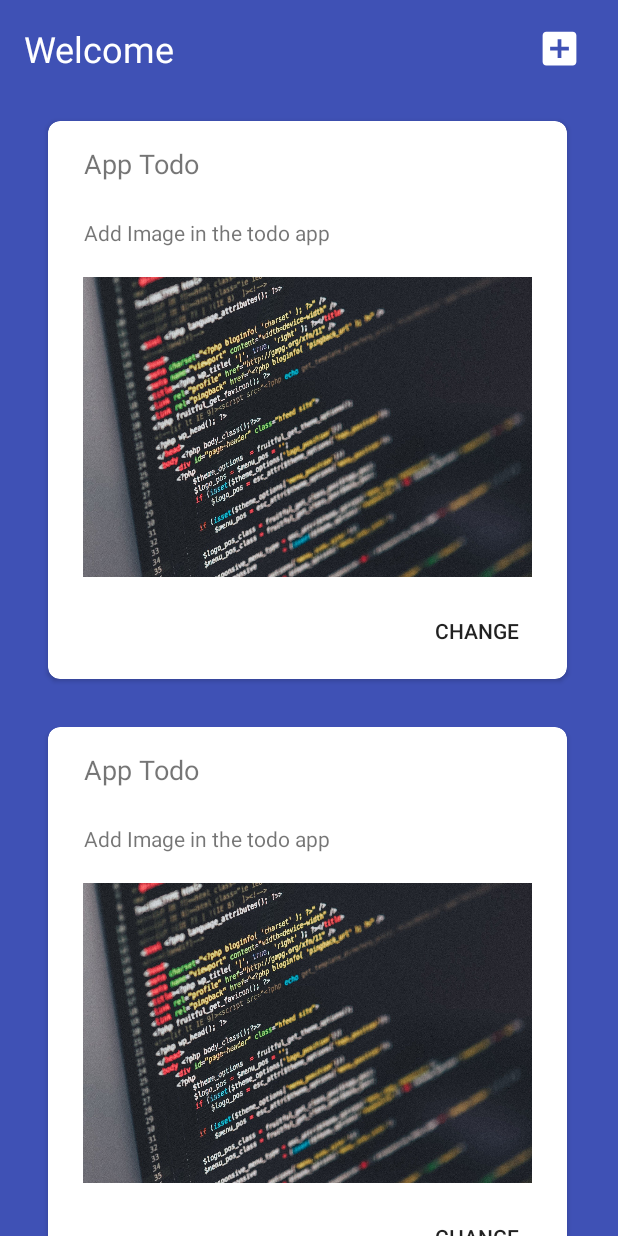
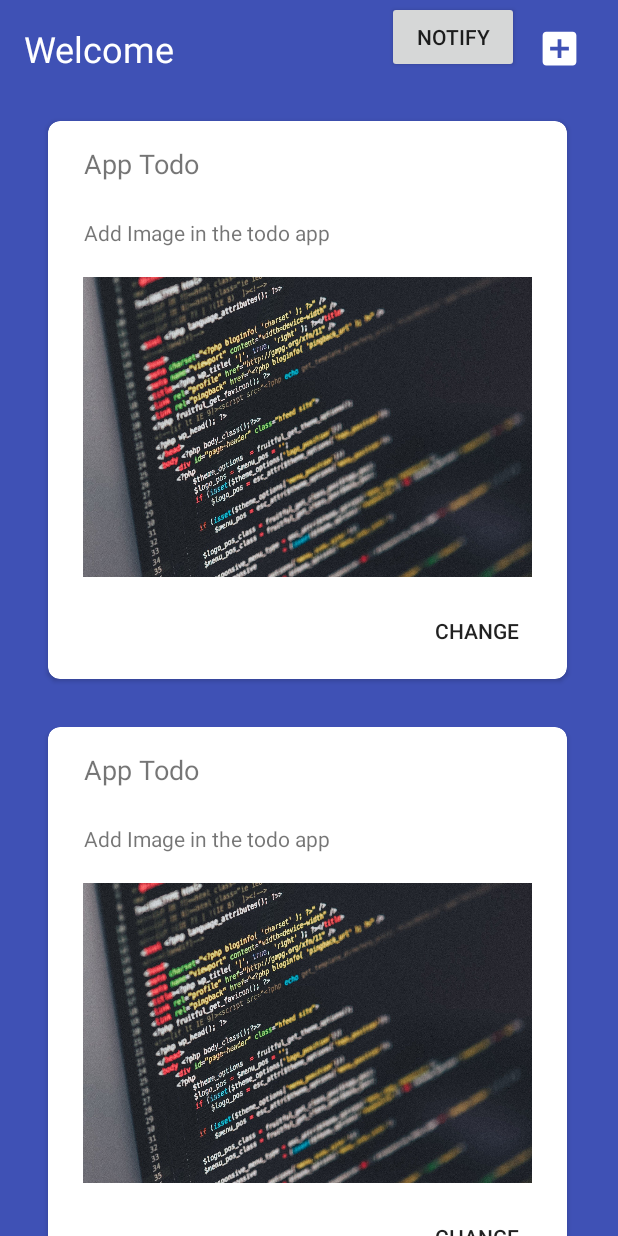
Before and after one commit to rockink/todoApp, an Android app: the layout activity_main.xml on its own in the app's theme, with its tools: preview values and no code run, on a phone screen of 412 x 824 dp. Run offline under Robolectric (Android 15) with nearby library versions, the phone set to English and light mode, and no system bars.

Commit message:
adding-patch

```diff
--- a/app/src/main/res/layout/activity_main.xml
+++ b/app/src/main/res/layout/activity_main.xml
@@ -44,4 +44,16 @@
         app:layout_constraintTop_toTopOf="@+id/appTitle"
         app:srcCompat="@drawable/add_image" />
 
+    <Button
+        android:id="@+id/notifyButton"
+        android:layout_width="wrap_content"
+        android:layout_height="wrap_content"
+        android:layout_marginEnd="12dp"
+        android:layout_marginRight="12dp"
+        android:text="Notify"
+        app:layout_constraintBottom_toTopOf="@+id/todoRecyclerView"
+        app:layout_constraintEnd_toStartOf="@+id/addButton"
+        app:layout_constraintTop_toTopOf="parent" />
+
+
 </androidx.constraintlayout.widget.ConstraintLayout>
```
